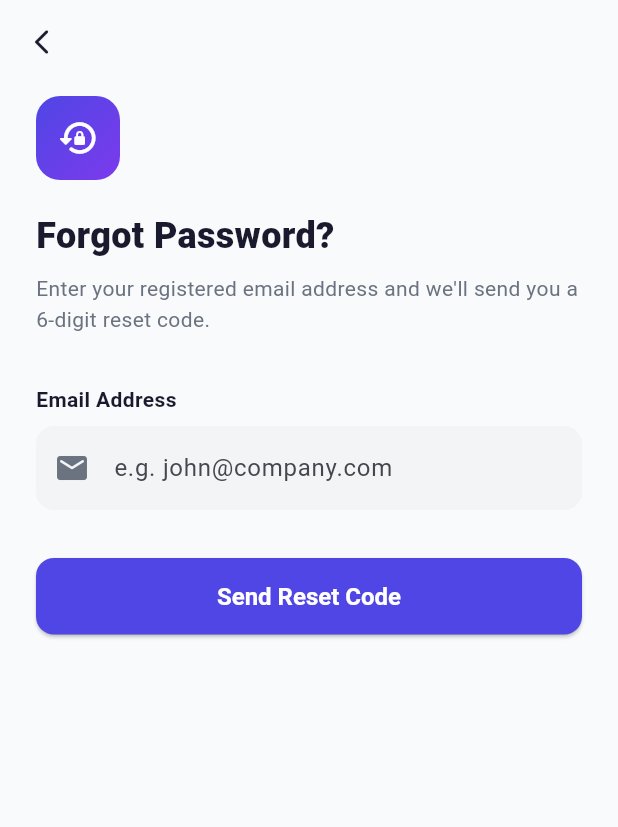
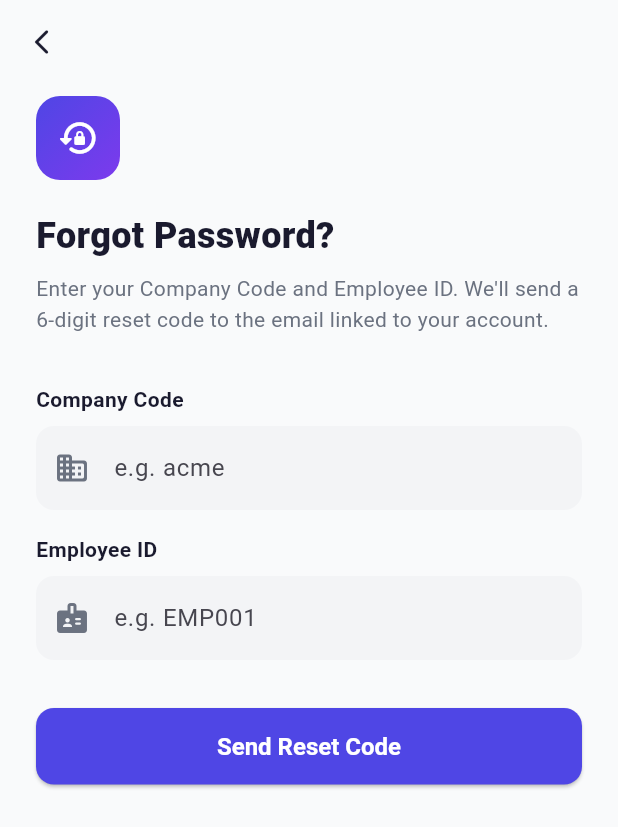
Before and after one commit to zaiedaziem/WorkNest, a Flutter app: the ForgotPasswordScreen screen opened directly, after a tap on "Send Reset Code", on a phone screen of 412 x 824 dp. Shown: the top 827 px of the screen. Run offline on Flutter 3.47's test engine with Material 3 defaults, Android fonts, the phone set to English and light mode, and no system bars; our stand-ins replace file_picker, flutter_dotenv, geolocator, supabase_flutter; accounts and stored records are empty; Roboto replaces fonts that are missing (SF Pro Display).

Commit message:
Support reset via company code + employee ID
Add flow to look up a user's email by company_code + employee_id and send OTP to that address. Implemented AuthService.sendOtpByCredentials to locate company and employee, validate their status, and send an OTP. Updated ForgotPasswordViewModel.requestOtp to accept companyCode and employeeId, store the returned email, and added maskedEmail helper for UI. Updated forgot_password_screen to collect Company Code and Employee ID (replacing the direct email field), submit the new request, and display a masked email in the step 2 subtitle. Adjusted home_screen to always show an email row (defaults to '—' if missing) and added an optional note field to _ProfileRow with layout tweaks to display the note under the value.

```diff
--- a/worknest/lib/services/auth_service.dart
+++ b/worknest/lib/services/auth_service.dart
@@ -69,6 +69,45 @@ class AuthService {
     }
   }
 
+  // ── Forgot password: Look up email by Company Code + Employee ID ──────────
+  // Sends OTP to the looked-up email and returns that email (so the
+  // ViewModel can show a masked version at Step 2).
+  Future<String> sendOtpByCredentials({
+    required String companyCode,
+    required String employeeId,
+  }) async {
+    // 1. Find company
+    final companyData = await _supabase
+        .from('companies')
+        .select('id')
+        .eq('company_code', companyCode.toLowerCase().trim())
+        .eq('is_active', true)
+        .maybeSingle();
+
+    if (companyData == null) throw Exception('Company not found.');
+
+    // 2. Find employee by company + employee_id
+    final userData = await _supabase
+        .from('users')
+        .select('email')
+        .eq('company_id', companyData['id'])
+        .eq('employee_id', employeeId.trim())
+        .eq('role', 'employee')
+        .eq('is_active', true)
+        .maybeSingle();
+
+    if (userData == null) throw Exception('Employee ID not found.');
+
+    final email = userData['email'] as String?;
+    if (email == null || email.isEmpty) {
+      throw Exception('No email linked to this account. Contact your HR.');
+    }
+
+    // 3. Send OTP to that email
+    await sendOtp(email);
+    return email;
+  }
+
   // ── Forgot password: Step 2 — verify OTP (signs user in) ──────────────────
   Future<void> verifyOtp(String email, String otpCode) async {
     try {
--- a/worknest/lib/views/screens/forgot_password_screen.dart
+++ b/worknest/lib/views/screens/forgot_password_screen.dart
@@ -14,7 +14,8 @@ class _ForgotPasswordScreenState extends State<ForgotPasswordScreen> {
   final _viewModel = ForgotPasswordViewModel();
 
   // Step 1
-  final _emailController = TextEditingController();
+  final _companyCodeController = TextEditingController();
+  final _employeeIdController = TextEditingController();
 
   // Step 2
   final List<TextEditingController> _otpControllers =
@@ -41,7 +42,8 @@ class _ForgotPasswordScreenState extends State<ForgotPasswordScreen> {
   void dispose() {
     _viewModel.removeListener(_onViewModelChanged);
     _viewModel.dispose();
-    _emailController.dispose();
+    _companyCodeController.dispose();
+    _employeeIdController.dispose();
     for (final c in _otpControllers) {
       c.dispose();
     }
@@ -111,7 +113,7 @@ class _ForgotPasswordScreenState extends State<ForgotPasswordScreen> {
     }
   }
 
-  // ── Step 1: Enter email ──────────────────────────────────────────────────
+  // ── Step 1: Enter Company Code + Employee ID ─────────────────────────────
 
   Widget _buildStep1({Key? key}) {
     return Column(
@@ -123,7 +125,7 @@ class _ForgotPasswordScreenState extends State<ForgotPasswordScreen> {
           icon: Icons.lock_reset_rounded,
           title: 'Forgot Password?',
           subtitle:
-              'Enter your registered email address and we\'ll send you a 6-digit reset code.',
+              'Enter your Company Code and Employee ID. We\'ll send a 6-digit reset code to the email linked to your account.',
         ),
         const SizedBox(height: 32),
 
@@ -132,16 +134,30 @@ class _ForgotPasswordScreenState extends State<ForgotPasswordScreen> {
           const SizedBox(height: 16),
         ],
 
-        const _FieldLabel('Email Address'),
+        const _FieldLabel('Company Code'),
         const SizedBox(height: 8),
         TextField(
-          controller: _emailController,
-          keyboardType: TextInputType.emailAddress,
+          controller: _companyCodeController,
+          textInputAction: TextInputAction.next,
+          textCapitalization: TextCapitalization.none,
+          decoration: const InputDecoration(
+            hintText: 'e.g. acme',
+            prefixIcon:
+                Icon(Icons.business_rounded, color: AppTheme.textMuted),
+          ),
+        ),
+
+        const SizedBox(height: 16),
+
+        const _FieldLabel('Employee ID'),
+        const SizedBox(height: 8),
+        TextField(
+          controller: _employeeIdController,
           textInputAction: TextInputAction.done,
           onSubmitted: (_) => _submitStep1(),
           decoration: const InputDecoration(
-            hintText: 'e.g. john@company.com',
-            prefixIcon: Icon(Icons.email_rounded, color: AppTheme.textMuted),
+            hintText: 'e.g. EMP001',
+            prefixIcon: Icon(Icons.badge_rounded, color: AppTheme.textMuted),
           ),
         ),
 
@@ -163,9 +179,13 @@ class _ForgotPasswordScreenState extends State<ForgotPasswordScreen> {
   }
 
   void _submitStep1() {
-    final email = _emailController.text.trim();
-    if (email.isEmpty) return;
-    _viewModel.requestOtp(email);
+    final companyCode = _companyCodeController.text.trim();
+    final employeeId = _employeeIdController.text.trim();
+    if (companyCode.isEmpty || employeeId.isEmpty) return;
+    _viewModel.requestOtp(
+      companyCode: companyCode,
+      employeeId: employeeId,
+    );
   }
 
   // ── Step 2: Enter 6-digit OTP ────────────────────────────────────────────
@@ -180,7 +200,7 @@ class _ForgotPasswordScreenState extends State<ForgotPasswordScreen> {
           icon: Icons.mark_email_read_rounded,
           title: 'Check Your Email',
           subtitle:
-              'We\'ve sent a 6-digit code to ${_viewModel.email}. Enter it below.',
+              'We\'ve sent a 6-digit code to ${_viewModel.maskedEmail}. Enter it below.',
         ),
         const SizedBox(height: 32),
 
```
Also changed, not shown: worknest/lib/viewmodels/forgot_password_viewmodel.dart (+22 -4 lines), worknest/lib/views/screens/home_screen.dart (+25 -6 lines).
